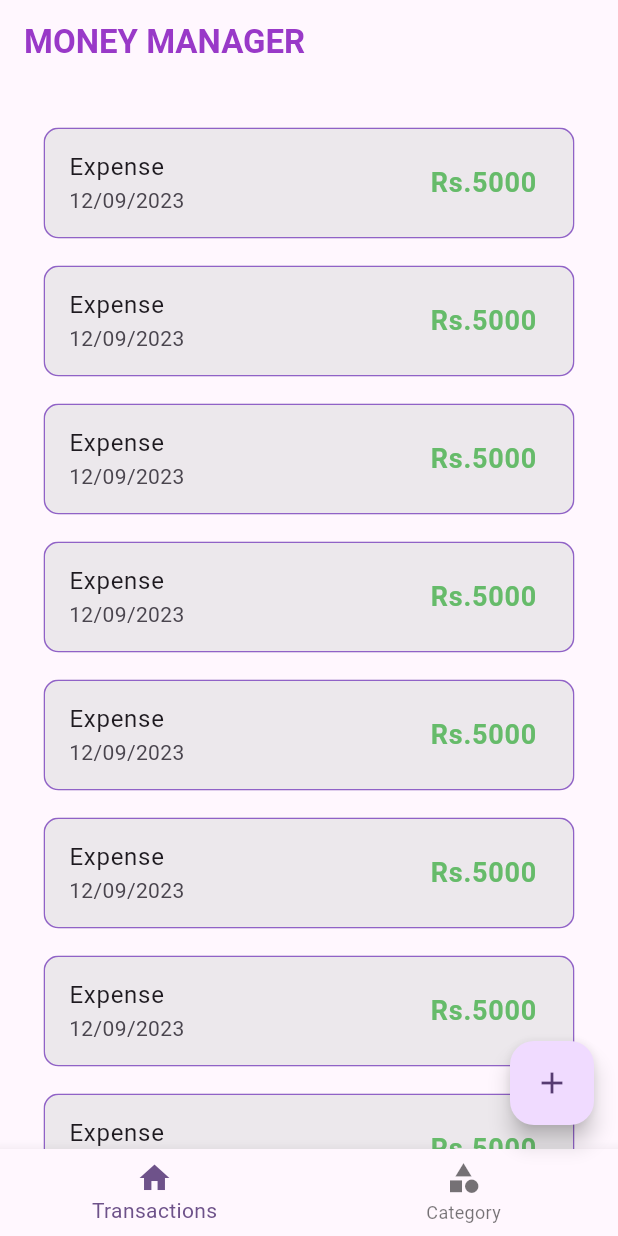
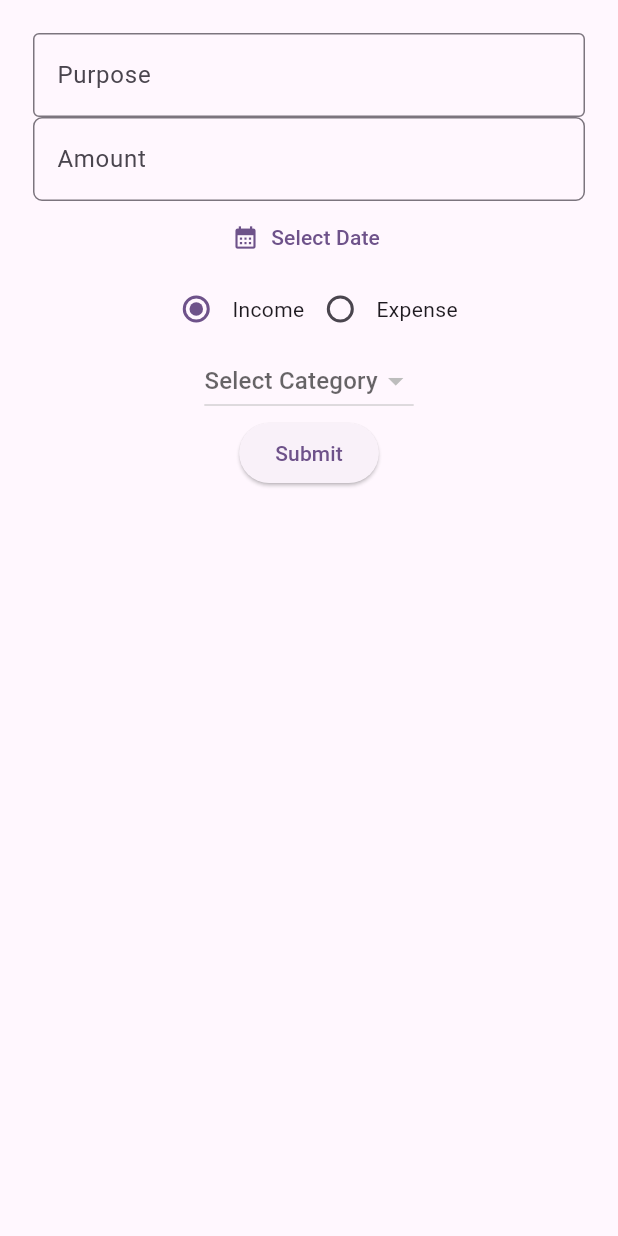
Before and after one commit to anand-a-j/MoneyOnTrack, a Flutter app: the screen it shows after launch, after a tap on the "add" icon, on a phone screen of 412 x 824 dp. Run offline on Flutter 3.47's test engine with Material 2 defaults, Android fonts, the phone set to English and light mode, and no system bars; our stand-ins replace hive_flutter; accounts and stored records are empty.

Commit message:
add-transaction

```diff
--- /dev/null
+++ b/lib/db/transaction/transaction_db.dart
@@ -0,0 +1,45 @@
+import 'package:flutter/material.dart';
+import 'package:hive_flutter/adapters.dart';
+import 'package:money_management_app/model/transaction/transaction_model.dart';
+
+// DB name
+const TRANSACTION_DB_NAME = 'transacton-db';
+
+abstract class TransactionDbFunctions {
+  Future<void> addTransaction(TransactionModel obj);
+  Future<List<TransactionModel>> getTransactions(); //--
+}
+
+class TransactionDB implements TransactionDbFunctions {
+  // Singleton
+  TransactionDB._internal();
+
+  static TransactionDB instance = TransactionDB._internal();
+
+  factory TransactionDB() {
+    return instance;
+  }
+
+  ValueNotifier<List<TransactionModel>> transactionsListListener =
+      ValueNotifier([]);
+
+  @override
+  Future<void> addTransaction(TransactionModel obj) async {
+    final _db = await Hive.openBox<TransactionModel>(TRANSACTION_DB_NAME);
+    _db.put(obj.id, obj);
+  }
+
+  Future<void> refresh() async {
+    final list = await getTransactions();
+    list.sort((first, second) => second.date.compareTo(first.date));
+    transactionsListListener.value.clear();
+    transactionsListListener.value.addAll(list);
+    transactionsListListener.notifyListeners();
+  }
+
+  @override
+  Future<List<TransactionModel>> getTransactions() async {
+    final _db = await Hive.openBox<TransactionModel>(TRANSACTION_DB_NAME);
+    return _db.values.toList();
+  }
+}
--- a/lib/main.dart
+++ b/lib/main.dart
@@ -1,7 +1,9 @@
 import 'package:flutter/material.dart';
 import 'package:hive_flutter/adapters.dart';
 import 'package:money_management_app/model/category/category_model.dart';
+import 'package:money_management_app/screens/add_transaction/add_transaction_screen.dart';
 import 'package:money_management_app/screens/home/home_screen.dart';
+import 'model/transaction/transaction_model.dart';
 
 Future<void> main() async {
   WidgetsFlutterBinding.ensureInitialized();
@@ -14,6 +16,11 @@ Future<void> main() async {
   if (!Hive.isAdapterRegistered(CategoryModelAdapter().typeId)) {
     Hive.registerAdapter(CategoryModelAdapter());
   }
+
+  if (!Hive.isAdapterRegistered(TransactionModelAdapter().typeId)) {
+    Hive.registerAdapter(TransactionModelAdapter());
+  }
+
   runApp(const MyApp());
 }
 
@@ -23,13 +30,16 @@ class MyApp extends StatelessWidget {
   @override
   Widget build(BuildContext context) {
     return MaterialApp(
-      title: 'Flutter Demo',
+      title: 'Money Manager',
       theme: ThemeData(
         colorScheme:
             ColorScheme.fromSeed(seedColor: Color.fromARGB(255, 121, 58, 183)),
         useMaterial3: true,
       ),
       home: HomeScreen(),
+      routes: {
+        AddTransactionScreen.routeName:(ctx) => const AddTransactionScreen(),
+      },
     );
   }
 }
--- /dev/null
+++ b/lib/model/transaction/transaction_model.dart
@@ -0,0 +1,33 @@
+import 'package:hive_flutter/adapters.dart';
+import 'package:money_management_app/model/category/category_model.dart';
+part 'transaction_model.g.dart';
+
+@HiveType(typeId: 3)
+class TransactionModel {
+  @HiveField(0)
+  final String purpose;
+
+  @HiveField(1)
+  final double amount;
+
+  @HiveField(2)
+  final DateTime date;
+
+  @HiveField(3)
+  final Categorytype type;
+
+  @HiveField(4)
+  final CategoryModel category;
+
+  @HiveField(5)
+  String? id;
+
+  TransactionModel(
+      {required this.purpose,
+      required this.amount,
+      required this.date,
+      required this.type,
+      required this.category}) {
+    id = DateTime.now().millisecondsSinceEpoch.toString();
+  }
+}
--- /dev/null
+++ b/lib/screens/add_transaction/add_transaction_screen.dart
@@ -0,0 +1,167 @@
+import 'package:flutter/material.dart';
+import 'package:money_management_app/db/category/category_db.dart';
+import 'package:money_management_app/db/transaction/transaction_db.dart';
+import 'package:money_management_app/model/category/category_model.dart';
+import 'package:money_management_app/model/transaction/transaction_model.dart';
+
+class AddTransactionScreen extends StatefulWidget {
+  static const routeName = 'add-transaction';
+  const AddTransactionScreen({super.key});
+
+  @override
+  State<AddTransactionScreen> createState() => _AddTransactionScreenState();
+}
+
+class _AddTransactionScreenState extends State<AddTransactionScreen> {
+  DateTime? _selectedDate;
+  Categorytype? _selectedCategorytype;
+  CategoryModel? _selectedCategoryModel;
+  String? _categoryID;
+
+  final _purposeTextEditingController = TextEditingController();
+  final _amountTextEditingController = TextEditingController();
+
+  @override
+  void initState() {
+    _selectedCategorytype = Categorytype.income;
+    super.initState();
+  }
+
+// purpose ,date,amount ,Income/expense, category
+  @override
+  Widget build(BuildContext context) {
+    return Scaffold(
+      body: Padding(
+        padding: const EdgeInsets.all(22.0),
+        child: Column(
+          children: [
+            TextFormField(
+              controller: _purposeTextEditingController,
+              keyboardType: TextInputType.text,
+              decoration: InputDecoration(
+                  hintText: 'Purpose',
+                  border: OutlineInputBorder(
+                    borderRadius: BorderRadius.circular(4),
+                  )),
+            ),
+            TextFormField(
+              controller: _amountTextEditingController,
+              keyboardType: TextInputType.number,
+              decoration: InputDecoration(
+                  hintText: 'Amount',
+                  border: OutlineInputBorder(
+                    borderRadius: BorderRadius.circular(6),
+                  )),
+            ),
+            TextButton.icon(
+                onPressed: () async {
+                  final _selectedDateTemp = await showDatePicker(
+                      context: context,
+                      initialDate: DateTime.now(),
+                      firstDate:
+                          DateTime.now().subtract(const Duration(days: 30)),
+                      lastDate: DateTime.now());
+
+                  if (_selectedDateTemp == null) {
+                    return;
+                  } else {
+                    setState(() {
+                      print(_selectedDateTemp.toString());
+                      _selectedDate = _selectedDateTemp;
+                    });
+                  }
+                },
+                icon: const Icon(Icons.calendar_month),
+                label: Text(_selectedDate == null
+                    ? 'Select Date'
+                    : _selectedDate!.toString())),
+            Row(
+              mainAxisAlignment: MainAxisAlignment.center,
+              children: [
+                Radio(
+                    value: Categorytype.income,
+                    groupValue: _selectedCategorytype,
+                    onChanged: (newValue) {
+                      setState(() {
+                        _selectedCategorytype = Categorytype.income;
+                        _categoryID = null;
+                      });
+                    }),
+                const Text("Income"),
+                Radio(
+                    value: Categorytype.expense,
+                    groupValue: _selectedCategorytype,
+                    onChanged: (newValue) {
+                      setState(() {
+                        _selectedCategorytype = Categorytype.expense;
+                        _categoryID = null;
+                      });
+                    }),
+                const Text("Expense"),
+              ],
+            ),
+            //Category
+            DropdownButton(
+                hint: const Text("Select Category"),
+                value: _categoryID,
+                items: (_selectedCategorytype == Categorytype.income
+                        ? CategoryDB.instance.incomeCategoryListListener
+                        : CategoryDB.instance.expenseCategoryListListener)
+                    .value
+                    .map((e) {
+                  return DropdownMenuItem(
+                    value: e.id,
+                    child: Text(e.name),
+                    onTap: () => _selectedCategoryModel = e,
+                  );
+                }).toList(),
+                onChanged: (selectItem) {
+                  setState(() {
+                    _categoryID = selectItem;
+                  });
+                }),
+            //Submit button
+            ElevatedButton(
+                onPressed: () {
+                  addTransaction();
+                },
+                child: const Text("Submit"))
+          ],
+        ),
+      ),
+    );
+  }
+
+  Future<void> addTransaction() async {
+    final _purposeText = _purposeTextEditingController.text;
+    final _amountText = _amountTextEditingController.text;
+
+    if (_purposeText.isEmpty &&
+        _amountText.isEmpty &&
+        _categoryID == null &&
+        _selectedDate == null) {
+      return;
+    }
+
+    if (_selectedCategoryModel == null) {
+      return;
+    }
+
+    final parsedAmount = double.tryParse(_amountText);
+    if (parsedAmount == null) {
+      return;
+    }
+
+    final _model = TransactionModel(
+        purpose: _purposeText,
+        amount: parsedAmount,
+        date: _selectedDate!,
+        type: _selectedCategorytype!,
+        category: _selectedCategoryModel!);
+
+    await TransactionDB.instance.addTransaction(_model);
+    // ignore: use_build_context_synchronously
+    Navigator.pop(context);
+    TransactionDB.instance.refresh();
+  }
+}
--- a/lib/screens/category/income_category_list.dart
+++ b/lib/screens/category/income_category_list.dart
@@ -25,7 +25,7 @@ class IncomeCategoryList extends StatelessWidget {
             );
           },
           separatorBuilder: (ctx, index) {
-            return SizedBox(height: 5);
+            return const SizedBox(height: 5);
           },
           itemCount: newList.length,
         );
--- a/lib/screens/home/home_screen.dart
+++ b/lib/screens/home/home_screen.dart
@@ -1,4 +1,5 @@
 import 'package:flutter/material.dart';
+import 'package:money_management_app/screens/add_transaction/add_transaction_screen.dart';
 import 'package:money_management_app/screens/category/category_screen.dart';
 import 'package:money_management_app/screens/home/widgets/bottom_navigation.dart';
 import 'package:money_management_app/screens/transactions/transaction_screen.dart';
@@ -37,6 +38,7 @@ class HomeScreen extends StatelessWidget {
         onPressed: () {
           if (SelectedIndexNotifier.value == 0) {
             print("ADD Transactions");
+            Navigator.of(context).pushNamed(AddTransactionScreen.routeName);
           } else {
             print("Add category");
             showCategoryAddPopup(context);
--- a/lib/screens/transactions/transaction_screen.dart
+++ b/lib/screens/transactions/transaction_screen.dart
@@ -1,41 +1,61 @@
 import 'package:flutter/material.dart';
+import 'package:money_management_app/db/category/category_db.dart';
+import 'package:money_management_app/db/transaction/transaction_db.dart';
+import 'package:money_management_app/model/category/category_model.dart';
 
 class TranscationScreen extends StatelessWidget {
   const TranscationScreen({super.key});
 
   @override
   Widget build(BuildContext context) {
+    TransactionDB.instance.refresh();
+    CategoryDB.instance.refreshUI();
+    return ValueListenableBuilder(
+      //--
+      valueListenable: TransactionDB.instance.transactionsListListener, //--
+      builder: (cxt, newList, _) {
         return ListView.separated(
           padding: EdgeInsetsDirectional.all(25),
           itemBuilder: (ctx, index) {
+            final _values = newList[index]; //--
             return Card(
               elevation: 0,
               child: ListTile(
                 shape: OutlineInputBorder(
                   borderRadius: BorderRadius.circular(10),
-            borderSide: BorderSide(
-              color:Color.fromARGB(159, 89, 17, 176)
+                  borderSide:
+                      const BorderSide(color: Color.fromARGB(159, 89, 17, 176)),
                 ),
-          ),
-            title: Text("Expense"),
-            subtitle: Text("12/09/2023"),
+                title: Text(_values.purpose),
+                subtitle: Text(parseDate(_values.date)),
                 trailing: Text(
-              "Rs.5000",
-              textAlign:TextAlign.center,
+                  currencyINR(_values.amount),
+                  textAlign: TextAlign.center,
                   style: TextStyle(
                       fontWeight: FontWeight.bold,
-                   color: Colors.green[400],
-                   fontSize: 18
+                      color: _values.type == Categorytype.income
+                          ? Colors.green[400]
+                          : Colors.red[400],
+                      fontSize: 18),
                 ),
-            ),
-            tileColor: Color.fromARGB(121, 221, 221, 221),
+                tileColor: const Color.fromARGB(121, 221, 221, 221),
               ),
             );
           },
           separatorBuilder: (ctx, index) {
             return const SizedBox(height: 10);
           },
-      itemCount: 10,
+          itemCount: newList.length,
+        );
+      },
     );
   }
+
+  String parseDate(DateTime date) {
+    return '${date.day}/${date.month}/${date.year}';
   }
+
+  String currencyINR(double amount) {
+    return '₹$amount';
+  }
+}
```
Also changed, not shown: lib/model/transaction/transaction_model.g.dart (added). Lines whose indentation alone changed are shown as unchanged.
